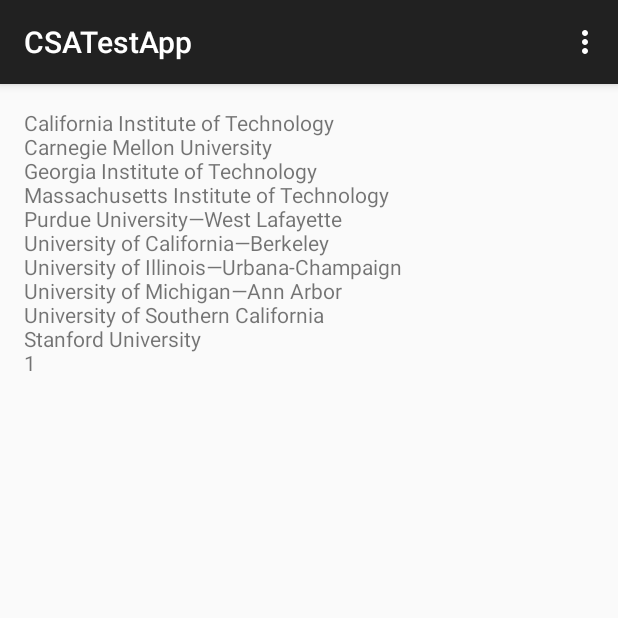
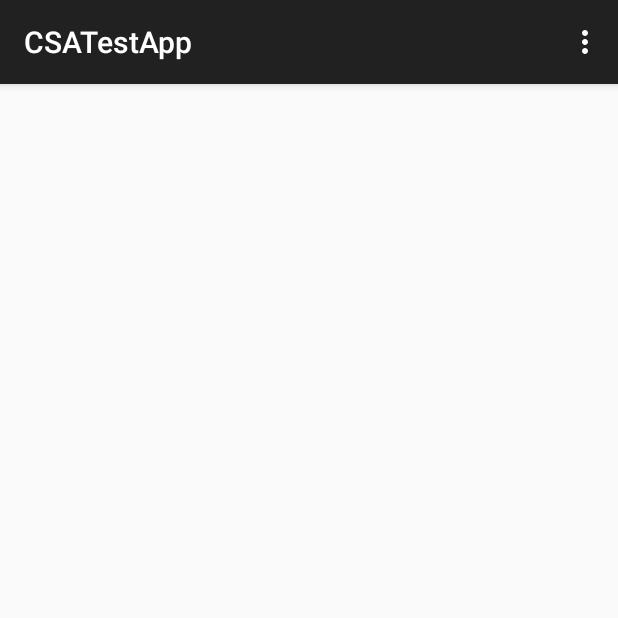
Before and after one commit to Derionicle/CSATestApp, an Android app: the screen it shows after launch (MainActivity), on a phone screen of 412 x 824 dp, the top half of it. Run offline under Robolectric (Android 15) with nearby library versions, the light colour scheme and no system bars.

Commit message:
Back to blank

```diff
--- a/app/src/main/java/com/example/nathan/csatestapp/MainActivity.java
+++ b/app/src/main/java/com/example/nathan/csatestapp/MainActivity.java
@@ -13,35 +13,7 @@
     protected void onCreate(Bundle savedInstanceState) {
         super.onCreate(savedInstanceState);
         setContentView(R.layout.activity_main);
-        TextView textOut = (TextView)findViewById(R.id.textView);
-        School[] schools = {new School("California Institute of Technology",	5),
-                new School("Carnegie Mellon University",	4),
-                new School("Georgia Institute of Technology",	6),
-                new School("Massachusetts Institute of Technology",	1),
-                new School("Purdue University—West Lafayette",6),
-                new School("University of California—Berkeley",3),
-                new School("University of Illinois—Urbana-Champaign",	6),
-                new School("University of Michigan—Ann Arbor",	6),
-                new School("University of Southern California",	10),
-                new School("Stanford University",2)};
-        int toprank=0;
-        String topschool = "";
-        int ties = 0;
-        for (School s: schools) {
-            textOut.append(s.name + "\n");
-            //finds the top rank
-            if (s.rank < toprank || toprank == 0) {
-                toprank = s.rank;
-                topschool = s.name;
-            }
-            for (School s2 : schools) {
-                if (s.rank == s2.rank) {
-                    ties++;
-                }
-            }
-        }
-        ties = ties/2;
-        textOut.append(Integer.toString(toprank));
+
     }
 
 
```
